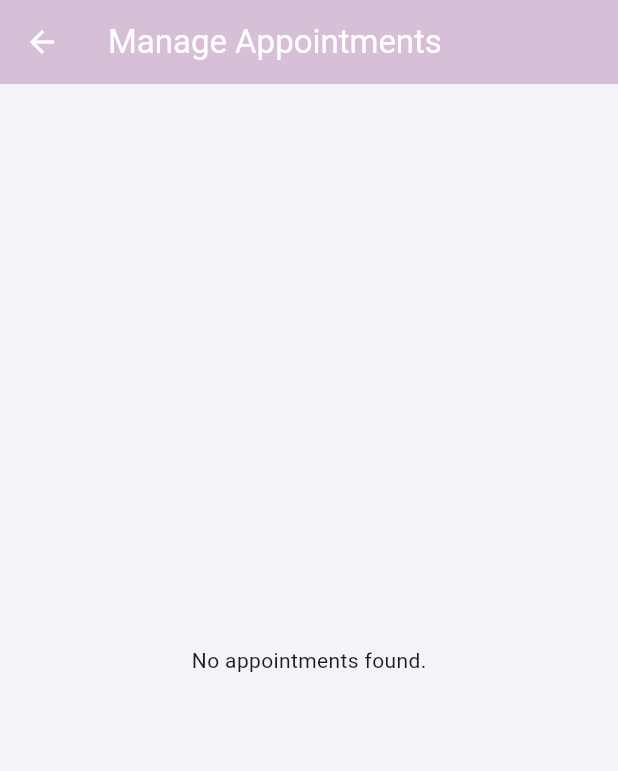
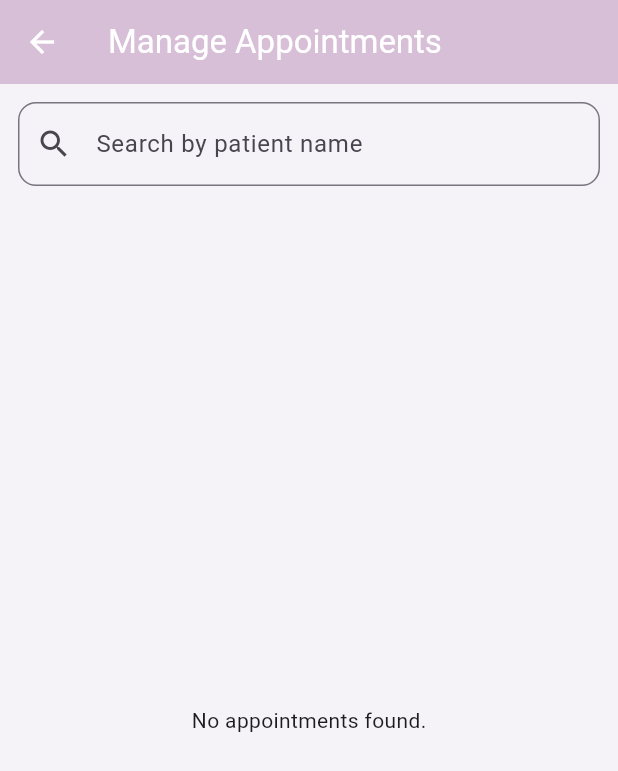
Before and after one commit to Ba-jx/safespace, a Flutter app: the ManageAppointmentsScreen screen opened by its route, on a phone screen of 412 x 824 dp. Shown: the top 771 px of the screen. Run offline on Flutter 3.47's test engine with Material 3 defaults, Android fonts, the phone set to English and light mode, and no system bars; our stand-ins replace cloud_firestore, firebase_auth, firebase_core, firebase_messaging, table_calendar; accounts and stored records are empty.

Commit message:
Update manage_appointments_screen.dart

```diff
--- a/lib/screens/manage_appointments_screen.dart
+++ b/lib/screens/manage_appointments_screen.dart
@@ -11,9 +11,11 @@ class ManageAppointmentsScreen extends StatefulWidget {
 }
 
 class _ManageAppointmentsScreenState extends State<ManageAppointmentsScreen> {
+  String _searchQuery = '';
+
   Future<void> _updateStatus(DocumentSnapshot doc, String newStatus) async {
     await doc.reference.update({'status': newStatus});
-    setState(() {}); // Trigger a UI refresh (even if StreamBuilder will handle it)
+    setState(() {});
   }
 
   @override
@@ -22,7 +24,27 @@ class _ManageAppointmentsScreenState extends State<ManageAppointmentsScreen> {
 
     return Scaffold(
       appBar: AppBar(title: const Text('Manage Appointments')),
-      body: StreamBuilder<QuerySnapshot>(
+      body: Column(
+        children: [
+          Padding(
+            padding: const EdgeInsets.all(12.0),
+            child: TextField(
+              decoration: InputDecoration(
+                hintText: 'Search by patient name',
+                prefixIcon: const Icon(Icons.search),
+                border: OutlineInputBorder(
+                  borderRadius: BorderRadius.circular(12),
+                ),
+              ),
+              onChanged: (value) {
+                setState(() {
+                  _searchQuery = value.toLowerCase();
+                });
+              },
+            ),
+          ),
+          Expanded(
+            child: StreamBuilder<QuerySnapshot>(
               stream: FirebaseFirestore.instance
                   .collectionGroup('appointments')
                   .where('doctorId', isEqualTo: currentDoctorId)
@@ -36,7 +58,15 @@ class _ManageAppointmentsScreenState extends State<ManageAppointmentsScreen> {
                   return const Center(child: Text('No appointments found.'));
                 }
 
-          final appointments = snapshot.data!.docs;
+                final appointments = snapshot.data!.docs.where((doc) {
+                  final data = doc.data() as Map<String, dynamic>;
+                  final patientName = (data['patientName'] ?? 'Unknown').toLowerCase();
+                  return patientName.contains(_searchQuery);
+                }).toList();
+
+                if (appointments.isEmpty) {
+                  return const Center(child: Text('No appointments found.'));
+                }
 
                 return ListView.builder(
                   itemCount: appointments.length,
@@ -86,6 +116,9 @@ class _ManageAppointmentsScreenState extends State<ManageAppointmentsScreen> {
                 );
               },
             ),
+          ),
+        ],
+      ),
     );
   }
 }
```
Lines whose indentation alone changed are shown as unchanged.
